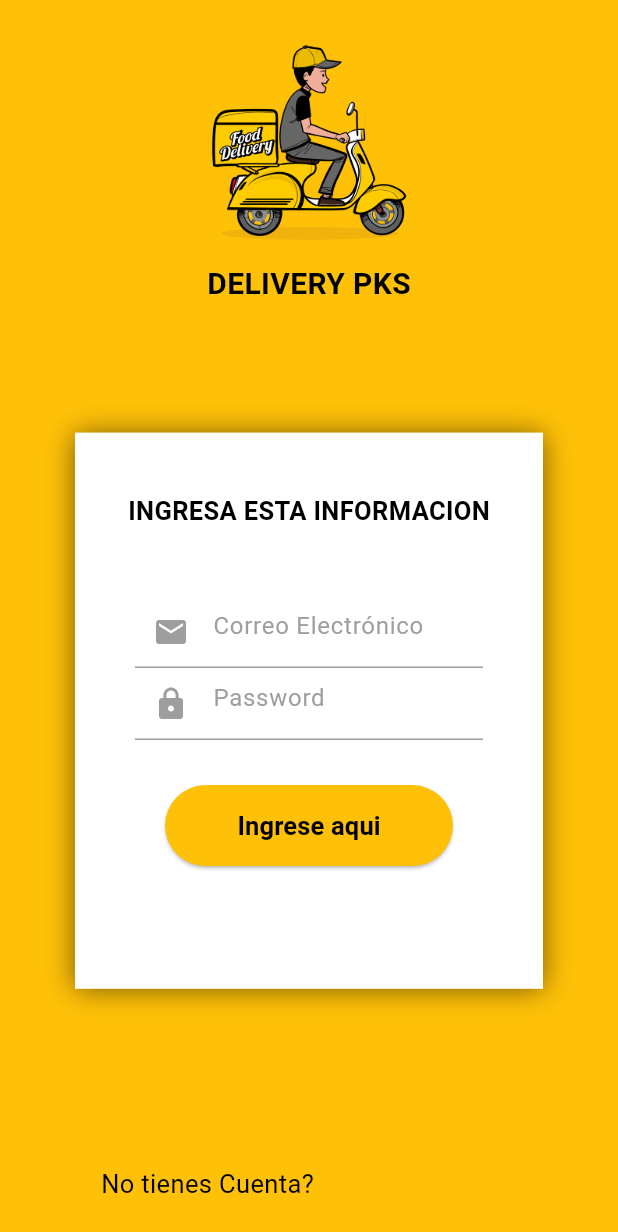
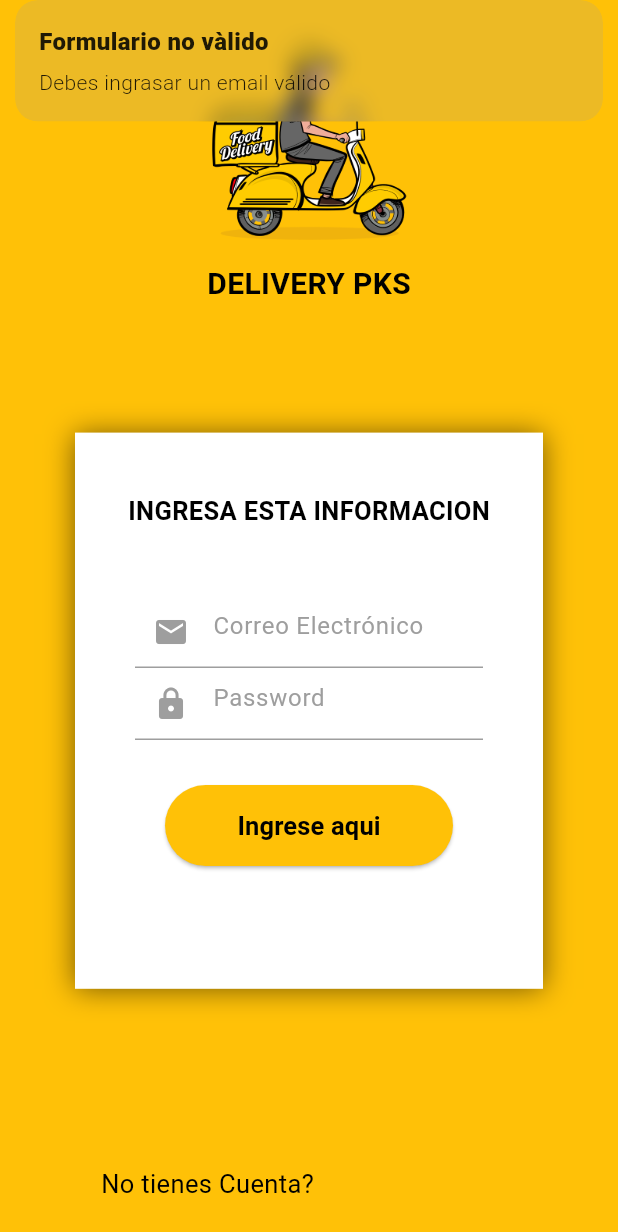
Before and after one commit to hkenny01pty/Udemy_Flutter_Delivery, a Flutter app: the screen it shows after launch, after a tap on "Ingrese aqui", on a phone screen of 412 x 824 dp. Shown: the top 1232 px of the screen. Run offline on Flutter 3.47's test engine with Material 3 defaults, Android fonts, the phone set to English and light mode, and no system bars; our stand-ins replace get.

Commit message:
Respaldo capitulo 29

```diff
--- /dev/null
+++ b/lib/src/models/response_api.dart
@@ -0,0 +1,30 @@
+import 'dart:convert';
+
+ResponseApi responseApiFromJson(String str) => ResponseApi.fromJson(json.decode(str));
+String responseApiToJson(ResponseApi data) => json.encode(data.toJson());
+
+class ResponseApi {
+  bool success;
+  String message;
+  dynamic data;
+
+  ResponseApi({
+    required this.success,
+    required this.message,
+    required this.data,
+
+  });
+
+  factory ResponseApi.fromJson(Map<String, dynamic> json) => ResponseApi(
+    success: json["success"],
+    message: json["message"],
+    data: json["data"],
+
+  );
+
+  Map<String, dynamic> toJson() => {
+    "success": success,
+    "message": message,
+    "data": data,
+  };
+}
--- a/lib/src/pages/login/login_controller.dart
+++ b/lib/src/pages/login/login_controller.dart
@@ -1,15 +1,15 @@
 import 'package:flutter/cupertino.dart';
 import 'package:get/get.dart';
 //import 'package:get_storage/get_storage.dart';
-//import '../../models/response_api.dart';
-//import '../../providers/users_providers.dart';
+import '../../models/response_api.dart';
+import '../../providers/users_providers.dart';
 
 class LoginController extends GetxController {
 
   TextEditingController emailController = TextEditingController();
   TextEditingController passwordController = TextEditingController();
 
-  //UsersProvider usersProvider = UsersProvider();
+  UsersProvider usersProvider = UsersProvider();
 
   void goToRegisterPage() {
     Get.toNamed('/register');
@@ -22,19 +22,19 @@ class LoginController extends GetxController {
     print('Email ${email}');
     print('Password ${password}');
 
-//f (isValidForm(email, password)) {
-// ResponseApi responseApi = await usersProvider.login(email, password);
-// print('Response Api: ${responseApi.toJson()}');
-//
-// if (responseApi.success == true) {
-//   GetStorage().write('user', responseApi.data);
-//   goToHomePage();
-//   //Get.snackbar('Login exitoso',  responseApi.message ?? '');
-// }
-// else {
-//   Get.snackbar('Login fallido', responseApi.message ?? '');
-// }
-//
+    if (isValidForm(email, password)) {
+      ResponseApi responseApi = await usersProvider.login(email, password);
+      print('Response Api: ${responseApi.toJson()}');
+
+      if (responseApi.success == true) {
+        //GetStorage().write('user', responseApi.data);
+        //goToHomePage();
+        Get.snackbar('Login exitoso',  responseApi.message ?? '');
+      }
+      else {
+        Get.snackbar('Login fallido', responseApi.message ?? '');
+      }
+    }
 
   }
 
--- a/lib/src/pages/register/register_page.dart
+++ b/lib/src/pages/register/register_page.dart
@@ -80,14 +80,14 @@ class RegisterPage extends StatelessWidget {
   Widget _imageUser(BuildContext context) {
     return SafeArea(
       child: Container(
-        margin: EdgeInsets.only(top: 15),
+        margin: EdgeInsets.only(top: 30),
         alignment: Alignment.topCenter,
         child: GestureDetector(
           //onTap: () => con.showAlertDialog(context),
           onTap: () {},
             child: CircleAvatar(
                 backgroundImage:  AssetImage('assets/img/user_profile.png') as ImageProvider,
-                radius: 70,
+                radius: 75,
                 backgroundColor: Colors.white,
               ),
             )
```
Also changed, not shown: lib/src/providers/users_providers.dart (+22 -19 lines).
